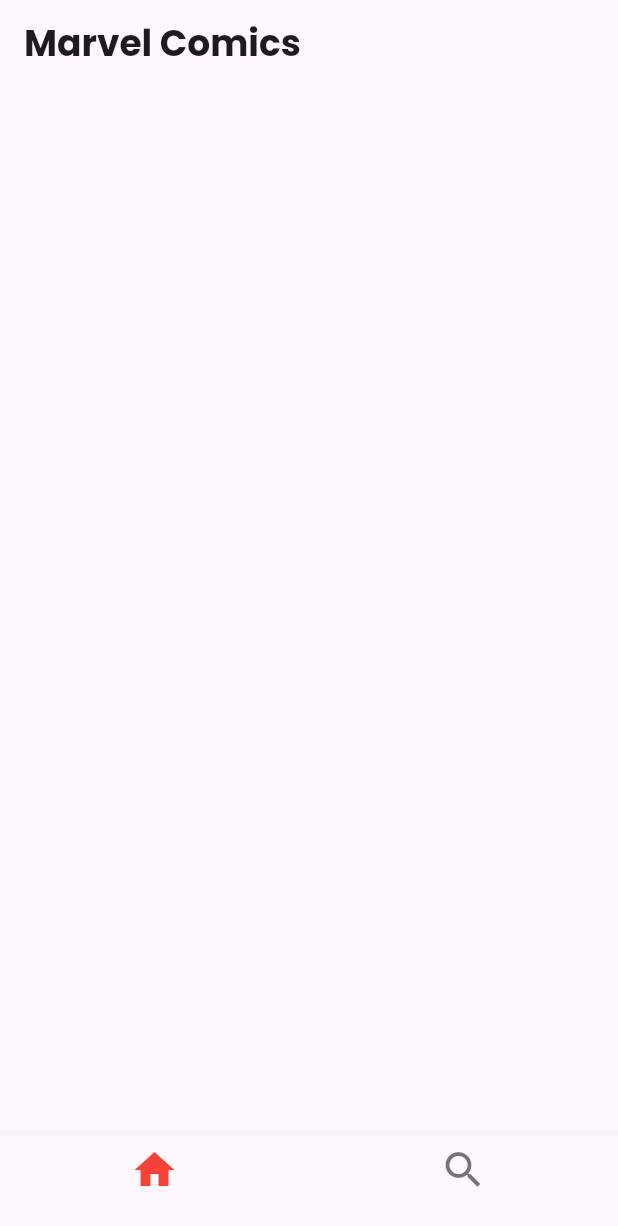
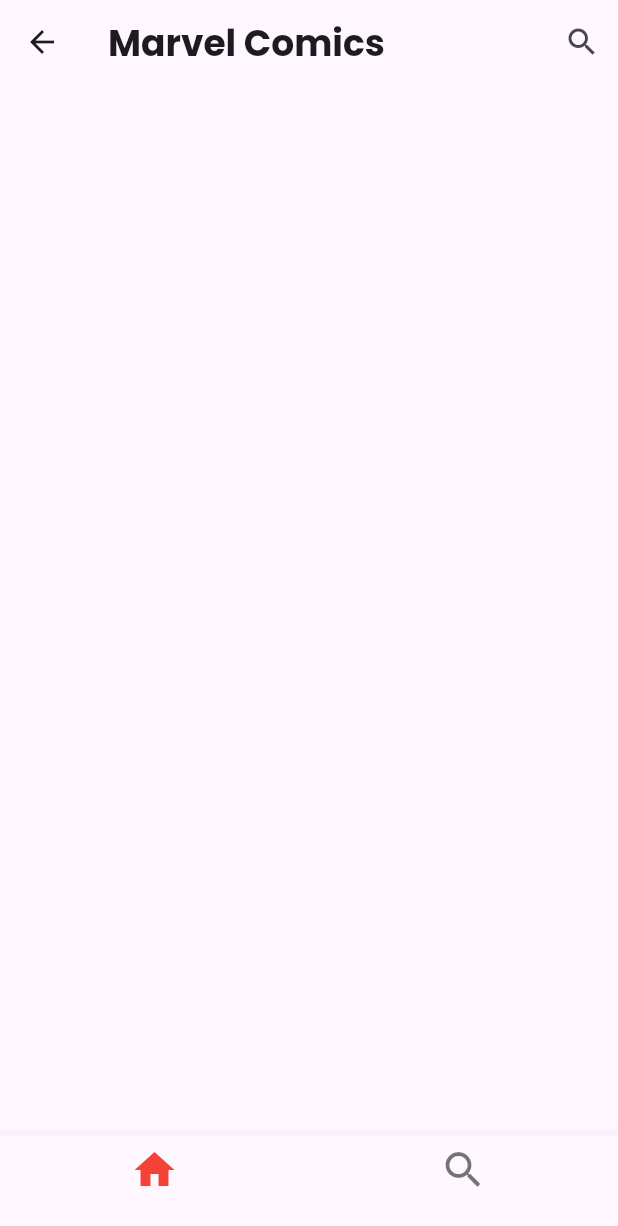
Before and after one commit to kubaolszewski/marvel_comics_app, a Flutter app: the screen it shows after launch, on a phone screen of 412 x 824 dp. Shown: the top 1226 px of the screen. Run offline on Flutter 3.47's test engine with Material 2 defaults, Android fonts, the phone set to English and light mode, and no system bars; our stand-ins replace google_fonts.

Commit message:
Move appbar from main file to home page file

```diff
--- a/lib/features/home_page.dart
+++ b/lib/features/home_page.dart
@@ -1,4 +1,5 @@
 import 'package:flutter/material.dart';
+import 'package:google_fonts/google_fonts.dart';
 
 class HomePage extends StatelessWidget {
   const HomePage({super.key});
@@ -6,6 +7,23 @@ class HomePage extends StatelessWidget {
   @override
   Widget build(BuildContext context) {
     return Scaffold(
+      appBar: AppBar(
+        actions: [
+          IconButton(
+            icon: const Icon(Icons.search),
+            onPressed: () {},
+          ),
+        ],
+        leading: const Icon(Icons.arrow_back),
+        title: Text(
+          'Marvel Comics',
+          style: GoogleFonts.poppins(
+            fontSize: 24,
+            fontWeight: FontWeight.bold,
+          ),
+        ),
+      ),
+      // body:
       bottomNavigationBar: BottomNavigationBar(
         selectedItemColor: Colors.red,
         items: const [
--- a/lib/main.dart
+++ b/lib/main.dart
@@ -1,5 +1,4 @@
 import 'package:flutter/material.dart';
-import 'package:google_fonts/google_fonts.dart';
 import 'package:marvel_comics_app/features/home_page.dart';
 
 void main() {
@@ -18,18 +17,7 @@ class MyApp extends StatelessWidget {
         useMaterial3: true,
         primarySwatch: Colors.red,
       ),
-      home: Scaffold(
-        appBar: AppBar(
-          title: Text(
-            'Marvel Comics',
-            style: GoogleFonts.poppins(
-              fontSize: 24,
-              fontWeight: FontWeight.bold,
-            ),
-          ),
-        ),
-        body: const HomePage(),
-      ),
+      home: const HomePage(),
     );
   }
 }
```
